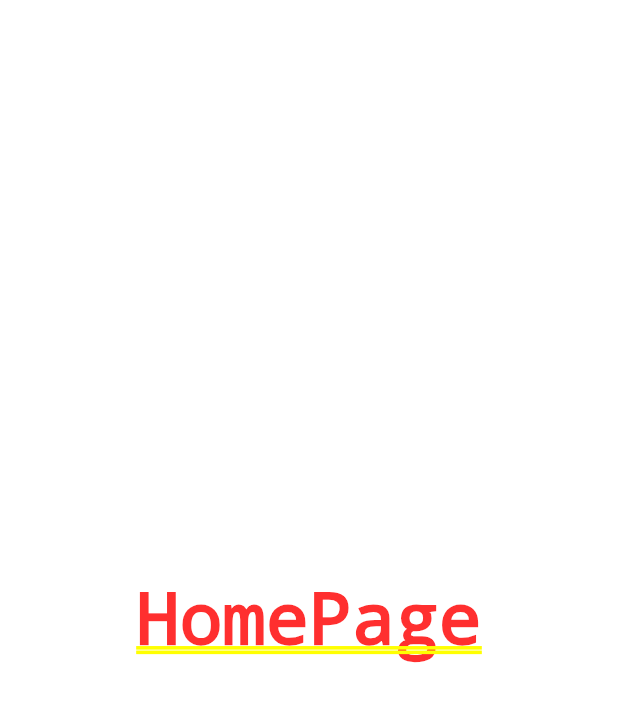
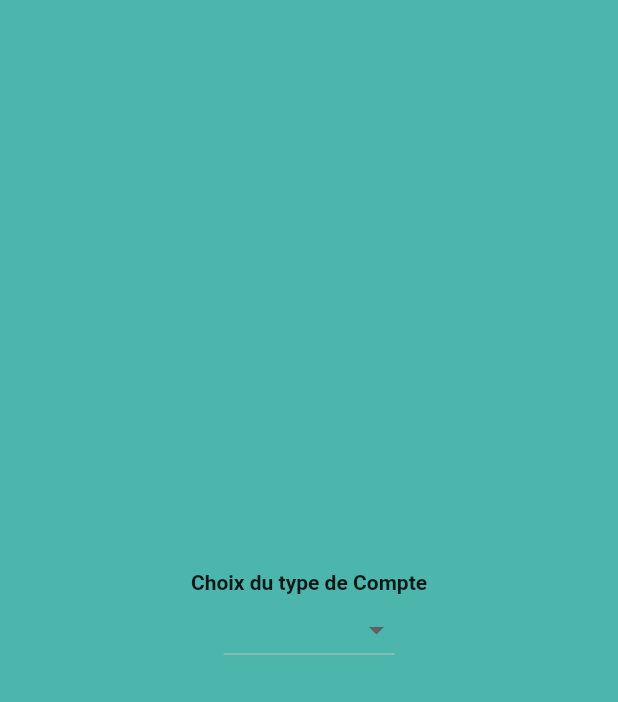
Before and after one commit to mno05/taxis, a Flutter app: the screen it shows after launch, on a phone screen of 412 x 824 dp. Shown: the top 702 px of the screen. Run offline on Flutter 3.47's test engine with Material 2 defaults, Android fonts, the phone set to English and light mode, and no system bars; our stand-ins replace animated_splash_screen.

Commit message:
Login Vue de deux type de compte

```diff
--- a/lib/Vue/HomePage.dart
+++ b/lib/Vue/HomePage.dart
@@ -1,4 +1,7 @@
 import 'package:flutter/material.dart';
+import 'package:taxis/Vue/Auth/GestionnaireLog.dart';
+import 'package:taxis/Vue/Auth/TaximanLog.dart';
+
 class HomePage extends StatefulWidget {
   const HomePage({super.key});
 
@@ -9,8 +12,47 @@ class HomePage extends StatefulWidget {
 class _HomePageState extends State<HomePage> {
   @override
   Widget build(BuildContext context) {
-    return Container(
-      child: Center(child: Text("HomePage")),
+    double h = MediaQuery.of(context).size.height;
+    double w = MediaQuery.of(context).size.width;
+
+    return Scaffold(
+      backgroundColor: Colors.teal.shade300,
+      body: Container(
+        height: h,
+        width: w,
+        child: Column(
+          mainAxisAlignment: MainAxisAlignment.center,
+          children: [
+            Text(
+              'Choix du type de Compte',
+              style: TextStyle(
+                fontWeight: FontWeight.bold
+              ),
+            ),
+            DropdownButton(
+              elevation: 2,
+              items: [
+                DropdownMenuItem(
+                  child: Text("Gestionnaire"),
+                  value: "Gestionnaire",
+                ),
+                DropdownMenuItem(
+                  child: Text("Taximan"),
+                  value: "Taximan",
+                ),
+              ],
+              onChanged: (value) {
+                switch(value){
+                  case "Taximan" : Navigator.push(context, MaterialPageRoute(builder: (context) => TaximanLog(),));
+                  break;
+                  case "Gestionnaire" : Navigator.push(context, MaterialPageRoute(builder: (context) => GestionnaireLog(),));
+                  break;
+                }
+              },
+            )
+          ],
+        ),
+      ),
     );
   }
 }
```
Also changed, not shown: lib/Vue/Auth/GestionnaireLog.dart (added, +70 -0 lines), lib/Vue/Auth/TaximanLog.dart (added, +70 -0 lines), lib/Vue/Widgets/ButtonC.dart (added, +24 -0 lines), lib/Vue/Widgets/TextFieldC.dart (added, +46 -0 lines), lib/main.dart (+26 -8 lines).
